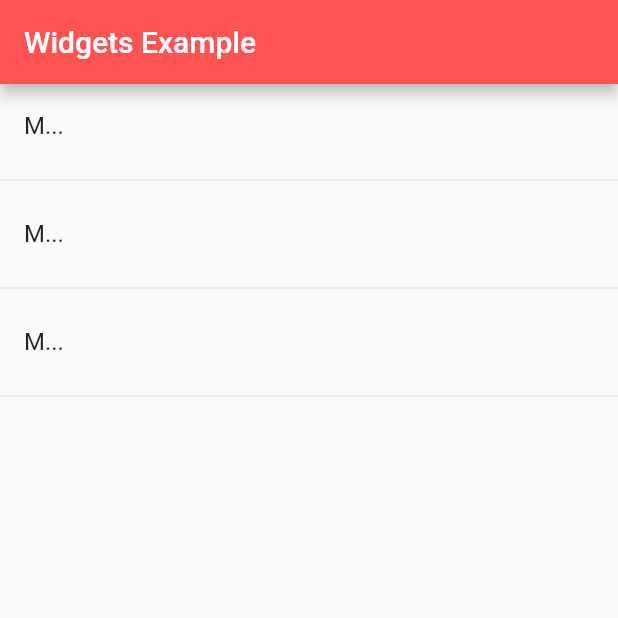
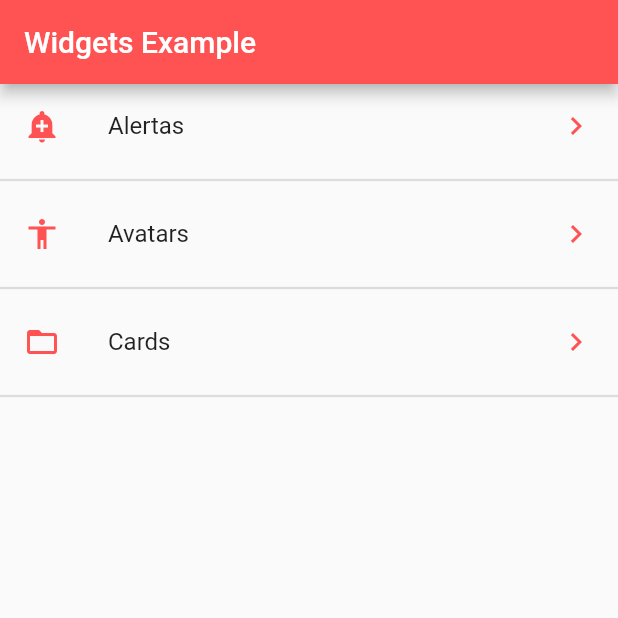
Before and after one commit to franilones/main_flutter_widgets, a Flutter app: the screen it shows after launch, on a phone screen of 412 x 824 dp, the top half of it. Run offline on Flutter 3.47's test engine with Material 2 defaults, Android fonts, the phone set to English and light mode, and no system bars.

Commit message:
JSON loader with async and Future and mapping for icons!

```diff
--- a/data/menu_opts.json
+++ b/data/menu_opts.json
@@ -14,7 +14,7 @@
         {
             "route" : "card",
             "icon" : "folder_open",
-            "text": "Cards - Tarjetas"
+            "text": "Cards"
         }
     ]
 }
--- a/lib/src/pages/home.dart
+++ b/lib/src/pages/home.dart
@@ -1,5 +1,6 @@
 import 'package:flutter/material.dart';
-import 'package:main_flutter_widgets/src/pages/providers/json_manager.dart';
+import 'package:main_flutter_widgets/src/providers/json_manager.dart';
+import 'package:main_flutter_widgets/src/utils/icon_string.dart';
 
 class Home extends StatelessWidget {
   @override
@@ -14,20 +15,31 @@ class Home extends StatelessWidget {
   }
 
   Widget _list() {
-    print(menuLoader.options);
-    return ListView(
-      children: _createCards(),
+    return FutureBuilder(
+      future: menuLoader.loadData(),
+      //initialData: , //Info by default, while is loading
+      builder: (BuildContext context, AsyncSnapshot<List<dynamic>> snapshot) {
+        return ListView(
+          children: _createCards(snapshot.data),
+        );
+      },
     );
   }
 
-  List<Widget> _createCards() {
-    return [
-      ListTile(title: Text("M...")),
-      Divider(),
-      ListTile(title: Text("M...")),
-      Divider(),
-      ListTile(title: Text("M...")),
-      Divider(),
-    ];
+  List<Widget> _createCards(List<dynamic> myList) {
+    final List<Widget> options = [];
+    myList.forEach((option) {
+      final tempWidg = ListTile(
+          title: Text(option['text']),
+          leading: getIcon(option['icon']),
+          trailing: Icon(Icons.keyboard_arrow_right, color: Colors.redAccent),
+          onTap: () {});
+      options.add(tempWidg);
+      options.add(Divider(
+        thickness: 1.5,
+      ));
+    });
+
+    return options;
   }
 }
--- /dev/null
+++ b/lib/src/utils/icon_string.dart
@@ -0,0 +1,12 @@
+import 'package:flutter/material.dart';
+
+//See Icons_helper of flutter --> getIconUsingPrefix
+//I use a map for the icons that i will read on the json file
+final _icons = <String, IconData>{
+  'add_alert': Icons.add_alert,
+  'accessibility': Icons.accessibility,
+  'folder_open': Icons.folder_open,
+};
+Icon getIcon(String iconName) {
+  return Icon(_icons[iconName], color: Colors.redAccent);
+}
```
Also changed, not shown: lib/src/pages/providers/json_manager.dart (deleted, +0 -16 lines), lib/src/providers/json_manager.dart (added, +20 -0 lines), 2 other files.
